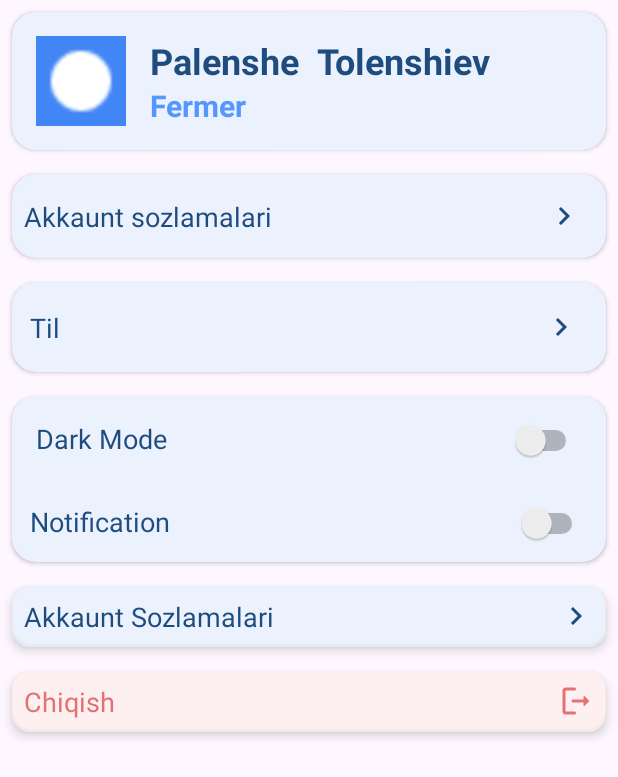
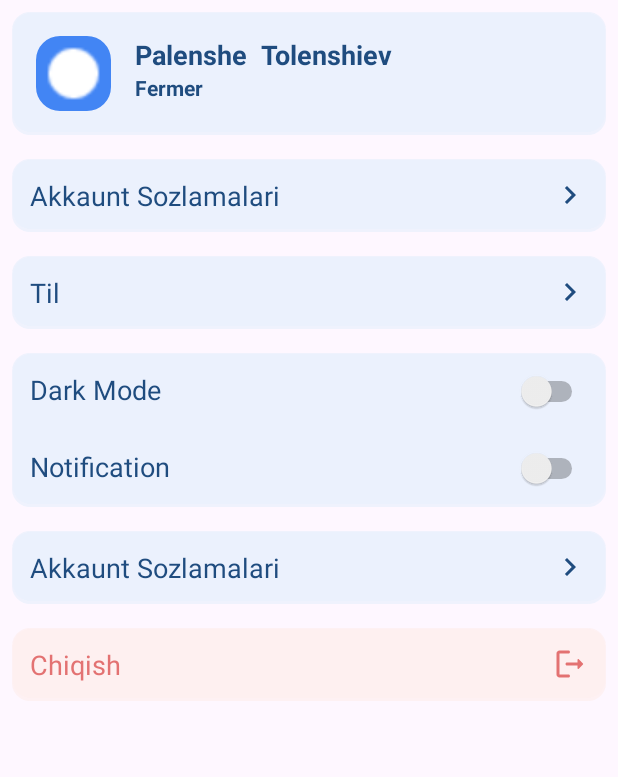
Before and after one commit to theberdakh/Suvchi, an Android app: the fragment SettingsFragment placed in its activity, on a phone screen of 412 x 824 dp. Shown: the top 777 px of the screen. Run offline under Robolectric (Android 15) with nearby library versions, the phone set to English and light mode, and no system bars; libraries missing offline, so code that uses them is left out: com.github.mikephil.charting, com.patrykandpatrick.vico.

Commit message:
refactor ui design settings, dialog decline

```diff
--- a/app/src/main/AndroidManifest.xml
+++ b/app/src/main/AndroidManifest.xml
@@ -2,6 +2,7 @@
 <manifest xmlns:android="http://schemas.android.com/apk/res/android"
     xmlns:tools="http://schemas.android.com/tools">
 
+    <uses-permission android:name="android.permission.INTERNET"/>
     <application
         android:allowBackup="true"
         android:name=".app.App"
--- a/app/src/main/java/com/theberdakh/suvchi/app/App.kt
+++ b/app/src/main/java/com/theberdakh/suvchi/app/App.kt
@@ -1,7 +1,10 @@
 package com.theberdakh.suvchi.app
 
 import android.app.Application
+import com.theberdakh.suvchi.di.appModule
 import com.theberdakh.suvchi.di.localModule
+import com.theberdakh.suvchi.di.networkModule
+import com.theberdakh.suvchi.di.viewModelModule
 import org.koin.android.ext.koin.androidContext
 import org.koin.core.context.startKoin
 
@@ -17,7 +20,7 @@ class App: Application() {
 
         startKoin {
             androidContext(this@App)
-            modules(localModule)
+            modules(appModule,localModule, networkModule, viewModelModule)
         }
 
     }
--- a/app/src/main/java/com/theberdakh/suvchi/data/local/pref/LocalPreferences.kt
+++ b/app/src/main/java/com/theberdakh/suvchi/data/local/pref/LocalPreferences.kt
@@ -14,8 +14,9 @@ class LocalPreferences {
     }
 
     var isLoggedIn by BooleanPreference(pref, false)
-    var token by StringPreference(pref)
-    var isInitialized by IntPreference(pref, 0)
-    var hasConnection by BooleanPreference(pref, false)
+    var userName by StringPreference(pref)
+    var password by StringPreference(pref)
+    var accessToken by StringPreference(pref)
+    var refreshToken by StringPreference(pref)
 
 }
--- /dev/null
+++ b/app/src/main/java/com/theberdakh/suvchi/data/remote/model/LoginRequest.kt
@@ -0,0 +1,6 @@
+package com.theberdakh.suvchi.data.remote.model
+
+data class LoginRequest(
+    val username: String,
+    val password: String
+)
--- /dev/null
+++ b/app/src/main/java/com/theberdakh/suvchi/data/remote/model/LoginResponse.kt
@@ -0,0 +1,6 @@
+package com.theberdakh.suvchi.data.remote.model
+
+data class LoginResponse(
+    val accessToken: String,
+    val refreshToken: String
+)
--- /dev/null
+++ b/app/src/main/java/com/theberdakh/suvchi/di/ViewModelModule.kt
@@ -0,0 +1,13 @@
+package com.theberdakh.suvchi.di
+
+import com.theberdakh.suvchi.presentation.LoginViewModel
+import org.koin.androidx.viewmodel.dsl.viewModel
+import org.koin.dsl.module
+
+
+val viewModelModule = module {
+    viewModel<LoginViewModel> {
+        LoginViewModel(repository = get())
+    }
+
+}
--- /dev/null
+++ b/app/src/main/java/com/theberdakh/suvchi/presentation/LoginViewModel.kt
@@ -0,0 +1,34 @@
+package com.theberdakh.suvchi.presentation
+
+import androidx.lifecycle.ViewModel
+import androidx.lifecycle.viewModelScope
+import com.theberdakh.suvchi.data.remote.model.LoginRequest
+import com.theberdakh.suvchi.data.remote.model.LoginResponse
+import com.theberdakh.suvchi.data.remote.model.ResultData
+import com.theberdakh.suvchi.domain.AuthRepository
+import kotlinx.coroutines.flow.MutableSharedFlow
+import kotlinx.coroutines.flow.launchIn
+import kotlinx.coroutines.flow.onEach
+
+class LoginViewModel(private val repository: AuthRepository): ViewModel() {
+    val responseIsSuccessful = MutableSharedFlow<LoginResponse>()
+    val responseIsMessage = MutableSharedFlow<String>()
+    val responseIsError = MutableSharedFlow<Throwable>()
+
+    suspend fun login(username: String, password: String){
+        repository.login(LoginRequest(username, password)).onEach {
+            when(it){
+                is ResultData.Success -> {
+                    responseIsSuccessful.emit(it.data)
+                }
+                is ResultData.Message -> {
+                    responseIsMessage.emit(it.message)
+                }
+                is ResultData.Error -> {
+                    responseIsError.emit(it.error)
+                }
+            }
+        }.launchIn(viewModelScope)
+
+    }
+}
--- a/app/src/main/java/com/theberdakh/suvchi/ui/LoginFragment.kt
+++ b/app/src/main/java/com/theberdakh/suvchi/ui/LoginFragment.kt
@@ -6,15 +6,23 @@ import android.view.View
 import android.view.ViewGroup
 import androidx.core.widget.doAfterTextChanged
 import androidx.fragment.app.Fragment
+import androidx.lifecycle.lifecycleScope
 import androidx.navigation.fragment.NavHostFragment
 import com.theberdakh.suvchi.R
 import com.theberdakh.suvchi.data.local.pref.LocalPreferences
 import com.theberdakh.suvchi.databinding.FragmentLoginBinding
+import com.theberdakh.suvchi.presentation.LoginViewModel
 import com.theberdakh.suvchi.util.show
+import com.theberdakh.suvchi.util.showToast
+import kotlinx.coroutines.flow.launchIn
+import kotlinx.coroutines.flow.onEach
+import kotlinx.coroutines.launch
+import org.koin.androidx.viewmodel.ext.android.viewModel
 
 class LoginFragment: Fragment() {
     private var _binding: FragmentLoginBinding? = null
     private val binding get() = checkNotNull(_binding)
+    private val viewModel by viewModel<LoginViewModel>()
 
     override fun onCreateView(
         inflater: LayoutInflater,
@@ -29,18 +37,35 @@ class LoginFragment: Fragment() {
             }
         }
 
+        initObservers()
         binding.loginButton.setOnClickListener {
-            // add password, login validator?
+            lifecycleScope.launch {
+                viewModel.login(binding.usernameEditText.text.toString(), binding.passwordEditText.text.toString())
+            }
+           // add password, login validator?
+        }
+
+
+
+        return binding.root
+    }
+
+    private fun initObservers() {
+        viewModel.responseIsSuccessful.onEach {
             LocalPreferences().isLoggedIn = true
             val navHostFragment = requireActivity().supportFragmentManager.findFragmentById(R.id.fragmentContainerView) as NavHostFragment
             val inflater = navHostFragment.navController.navInflater
             val graph = inflater.inflate(R.navigation.parent_nav)
             navHostFragment.navController.graph = graph
+        }.launchIn(lifecycleScope)
 
+        viewModel.responseIsMessage.onEach {
+            showToast(it)
+        }.launchIn(lifecycleScope)
 
-        }
-
-        return binding.root
+        viewModel.responseIsError.onEach {
+            it.printStackTrace()
+        }.launchIn(lifecycleScope)
     }
 
     override fun onDestroyView() {
--- a/app/src/main/res/layout/fragment_login.xml
+++ b/app/src/main/res/layout/fragment_login.xml
@@ -2,13 +2,13 @@
 <androidx.core.widget.NestedScrollView xmlns:android="http://schemas.android.com/apk/res/android"
     android:layout_width="match_parent"
     android:layout_height="match_parent"
-    android:animateLayoutChanges="true"
     xmlns:app="http://schemas.android.com/apk/res-auto">
 
     <LinearLayout
         android:layout_width="match_parent"
         android:layout_height="match_parent"
         android:orientation="vertical"
+        android:animateLayoutChanges="true"
         android:padding="8dp"
         android:layout_gravity="center">
 
--- a/app/src/main/res/layout/fragment_settings.xml
+++ b/app/src/main/res/layout/fragment_settings.xml
@@ -7,17 +7,13 @@
     android:orientation="vertical">
 
 
-    <androidx.cardview.widget.CardView
-        android:layout_width="match_parent"
-        android:layout_height="wrap_content"
-        android:backgroundTint="#EBF1FD"
-        android:layout_margin="8dp"
-        app:cardCornerRadius="16dp">
-
         <LinearLayout
             android:layout_width="match_parent"
             android:layout_height="wrap_content"
             android:padding="8dp"
+            android:background="@drawable/shape_shadow"
+            android:backgroundTint="@color/background_card"
+            android:layout_margin="8dp"
             android:orientation="horizontal">
 
             <FrameLayout
@@ -26,9 +22,10 @@
                 android:layout_gravity="center"
                 android:padding="8dp">
 
-                <ImageView
-                    android:layout_width="60dp"
-                    android:layout_height="60dp"
+                <com.google.android.material.imageview.ShapeableImageView
+                    android:layout_width="50dp"
+                    android:layout_height="50dp"
+                    app:shapeAppearanceOverlay="?shapeAppearanceCornerLarge"
                     android:scaleType="centerCrop"
                     android:src="@drawable/logo" />
 
@@ -47,7 +44,7 @@
                     android:layout_height="wrap_content"
                     android:text="Palenshe  Tolenshiev"
                     android:textColor="@color/color_txt"
-                    android:textSize="24sp"
+                    android:textSize="18sp"
                     android:textStyle="bold"
                     />
 
@@ -56,9 +53,7 @@
                     android:layout_width="wrap_content"
                     android:layout_height="wrap_content"
                     android:text="Fermer"
-                    android:fontFamily="sans-serif"
-                    android:textColor="@color/color_primary_variant"
-                    android:textSize="20sp"
+                    android:textColor="@color/color_txt"
                     android:textStyle="bold" />
 
 
@@ -68,116 +63,63 @@
 
         </LinearLayout>
 
-    </androidx.cardview.widget.CardView>
 
 
-    <androidx.cardview.widget.CardView
-        android:id="@+id/card_settings"
+    <FrameLayout
         android:layout_width="match_parent"
         android:layout_height="wrap_content"
+        android:backgroundTint="@color/background_card"
+        android:padding="12dp"
         android:layout_margin="8dp"
-        android:backgroundTint="@color/background_card"
-        app:cardCornerRadius="16dp">
-
-
-        <androidx.constraintlayout.widget.ConstraintLayout
-            android:layout_width="match_parent"
-            android:layout_height="match_parent">
+        android:background="@drawable/shape_shadow">
 
         <TextView
             android:layout_width="match_parent"
             android:layout_height="wrap_content"
-                android:layout_margin="8dp"
-                android:text="Akkaunt sozlamalari"
+            android:text="Akkaunt Sozlamalari"
             android:textColor="@color/color_txt"
             android:textSize="18sp"
-                app:layout_constraintBottom_toBottomOf="parent"
-                app:layout_constraintStart_toStartOf="parent"
-                app:layout_constraintTop_toTopOf="parent" />
+            app:drawableEndCompat="@drawable/ic_next_" />
 
 
-            <ImageView
-                android:id="@+id/btn_next_settings"
-                android:layout_width="wrap_content"
-                android:layout_height="wrap_content"
-                android:layout_margin="8dp"
-                android:padding="8dp"
-                android:src="@drawable/ic_next_"
-                app:layout_constraintBottom_toBottomOf="parent"
-                app:layout_constraintEnd_toEndOf="parent"
-                app:layout_constraintTop_toTopOf="parent" />
 
-        </androidx.constraintlayout.widget.ConstraintLayout>
+    </FrameLayout>
 
 
-    </androidx.cardview.widget.CardView>
-
-
-    <androidx.cardview.widget.CardView
-        android:id="@+id/card_language"
+    <FrameLayout
         android:layout_width="match_parent"
         android:layout_height="wrap_content"
+        android:backgroundTint="@color/background_card"
+        android:padding="12dp"
         android:layout_margin="8dp"
-        android:backgroundTint="@color/background_card"
-        app:cardCornerRadius="16dp"
-        app:layout_constraintStart_toStartOf="parent"
-        app:layout_constraintTop_toBottomOf="@id/card_settings">
-
-
-        <androidx.constraintlayout.widget.ConstraintLayout
-            android:layout_width="match_parent"
-            android:layout_height="match_parent">
+        android:background="@drawable/shape_shadow">
 
         <TextView
             android:layout_width="match_parent"
             android:layout_height="wrap_content"
-                android:layout_margin="12dp"
             android:text="Til"
             android:textColor="@color/color_txt"
             android:textSize="18sp"
-                app:layout_constraintBottom_toBottomOf="parent"
-                app:layout_constraintStart_toStartOf="parent"
-                app:layout_constraintTop_toTopOf="parent" />
-
-
-            <ImageView
-                android:id="@+id/btn_next_language"
-                android:layout_width="wrap_content"
-                android:layout_height="wrap_content"
-                android:layout_margin="8dp"
-                android:padding="10dp"
-                android:src="@drawable/ic_next_"
-                app:layout_constraintBottom_toBottomOf="parent"
-                app:layout_constraintEnd_toEndOf="parent"
-                app:layout_constraintTop_toTopOf="parent" />
-
-        </androidx.constraintlayout.widget.ConstraintLayout>
-
-
-    </androidx.cardview.widget.CardView>
+            app:drawableEndCompat="@drawable/ic_next_" />
 
 
 
+    </FrameLayout>
 
-    <androidx.cardview.widget.CardView
-        android:id="@+id/card_switch"
-        android:layout_width="match_parent"
-        android:layout_height="wrap_content"
-        android:layout_margin="8dp"
-        android:backgroundTint="@color/background_card"
-        app:cardCornerRadius="16dp"
-        app:layout_constraintTop_toBottomOf="@id/card_language">
 
         <LinearLayout
             android:layout_width="match_parent"
-            android:layout_height="match_parent"
+            android:layout_height="wrap_content"
+            android:background="@drawable/shape_shadow"
+            android:layout_margin="8dp"
+            android:backgroundTint="@color/background_card"
             android:orientation="vertical">
 
             <LinearLayout
                 android:layout_width="match_parent"
                 android:layout_height="wrap_content"
                 android:orientation="horizontal"
-                android:padding="16dp"
+                android:padding="12dp"
                 android:weightSum="2">
 
                 <TextView
@@ -187,18 +129,13 @@
                     android:layout_height="wrap_content"
                     android:text="Dark Mode "
                     android:textColor="@color/color_txt"
-                    android:textSize="18sp"
-                    app:layout_constraintStart_toStartOf="parent"
-                    app:layout_constraintTop_toTopOf="parent" />
+                    android:textSize="18sp" />
 
                 <Switch
                     android:id="@+id/switch_dark_mode"
                     android:layout_width="0dp"
                     android:layout_weight="1"
                     android:layout_height="wrap_content"
-                    app:layout_constraintBottom_toBottomOf="@id/txt_dark_mode"
-                    app:layout_constraintEnd_toEndOf="parent"
-                    app:layout_constraintTop_toTopOf="@id/txt_dark_mode"
                     tools:ignore="UseSwitchCompatOrMaterialXml" />
 
             </LinearLayout>
@@ -208,8 +145,7 @@
                 android:layout_width="match_parent"
                 android:layout_height="wrap_content"
                 android:orientation="horizontal"
-                android:padding="8dp"
-                android:layout_margin="4dp"
+                android:padding="12dp"
                 android:weightSum="2">
 
                 <TextView
@@ -219,18 +155,13 @@
                     android:layout_height="wrap_content"
                     android:text="Notification"
                     android:textColor="@color/color_txt"
-                    android:textSize="18sp"
-                    app:layout_constraintStart_toStartOf="parent"
-                    app:layout_constraintTop_toTopOf="parent" />
+                    android:textSize="18sp" />
 
                 <Switch
                     android:id="@+id/switch_notification"
                     android:layout_width="0dp"
                     android:layout_weight="1"
                     android:layout_height="wrap_content"
-                    app:layout_constraintBottom_toBottomOf="@id/txt_dark_mode"
-                    app:layout_constraintEnd_toEndOf="parent"
-                    app:layout_constraintTop_toTopOf="@id/txt_dark_mode"
                     tools:ignore="UseSwitchCompatOrMaterialXml" />
 
             </LinearLayout>
@@ -246,17 +177,13 @@
 
 
 
-    </androidx.cardview.widget.CardView>
-
-
 
 
         <FrameLayout
             android:layout_width="match_parent"
             android:layout_height="wrap_content"
             android:backgroundTint="@color/background_card"
-            android:padding="8dp"
-            android:elevation="4dp"
+            android:padding="12dp"
             android:layout_margin="8dp"
             android:background="@drawable/shape_shadow">
 
@@ -282,10 +209,9 @@
             android:layout_width="match_parent"
             android:layout_height="wrap_content"
             android:backgroundTint="#FEF0F0"
-            android:elevation="4dp"
             android:background="@drawable/shape_shadow"
             android:layout_margin="8dp"
-            android:padding="8dp"
+            android:padding="12dp"
             android:clickable="true"
             android:focusable="true">
 
```
Also changed, not shown: app/src/main/java/com/theberdakh/suvchi/data/LoginFormState.kt (added, +8 -0 lines), app/src/main/java/com/theberdakh/suvchi/data/remote/LoginApi.kt (added, +14 -0 lines), app/src/main/java/com/theberdakh/suvchi/data/remote/model/ResultData.kt (added, +7 -0 lines), app/src/main/java/com/theberdakh/suvchi/di/AppModule.kt (added, +10 -0 lines), app/src/main/java/com/theberdakh/suvchi/di/NetworkModule.kt (added, +48 -0 lines), app/src/main/java/com/theberdakh/suvchi/domain/AuthRepository.kt (added, +31 -0 lines), app/src/main/res/layout/dialog_decline.xml (+2 -5 lines). Lines whose indentation alone changed are shown as unchanged.
